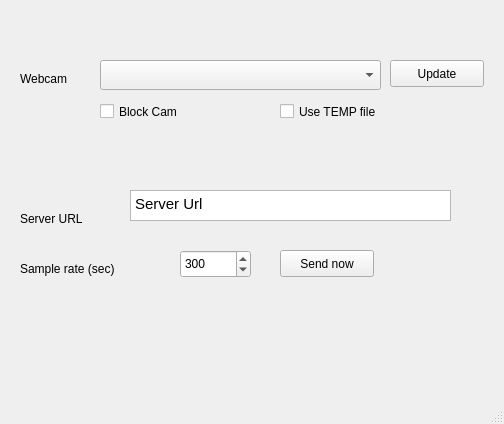
Emoti-h4ckademy/Emoti-cli, file Emoti-cli-app/src/mainwindow.ui: the form before one commit.
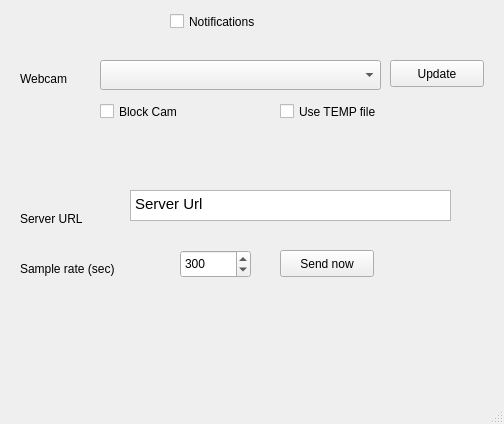
The form after the commit.

Commit message: Tray icon with notifications

Patch:
```diff
--- a/Emoti-cli-app/src/mainwindow.ui
+++ b/Emoti-cli-app/src/mainwindow.ui
@@ -154,6 +154,19 @@
      <string>Use TEMP file</string>
     </property>
    </widget>
+   <widget class="QCheckBox" name="checkBoxNotifications">
+    <property name="geometry">
+     <rect>
+      <x>170</x>
+      <y>10</y>
+      <width>131</width>
+      <height>23</height>
+     </rect>
+    </property>
+    <property name="text">
+     <string>Notifications</string>
+    </property>
+   </widget>
   </widget>
   <widget class="QMenuBar" name="menubar">
    <property name="geometry">
```
Left out of the diff: 2 changed lines with no effect on the pictures. The commit also changes 2 other files.
